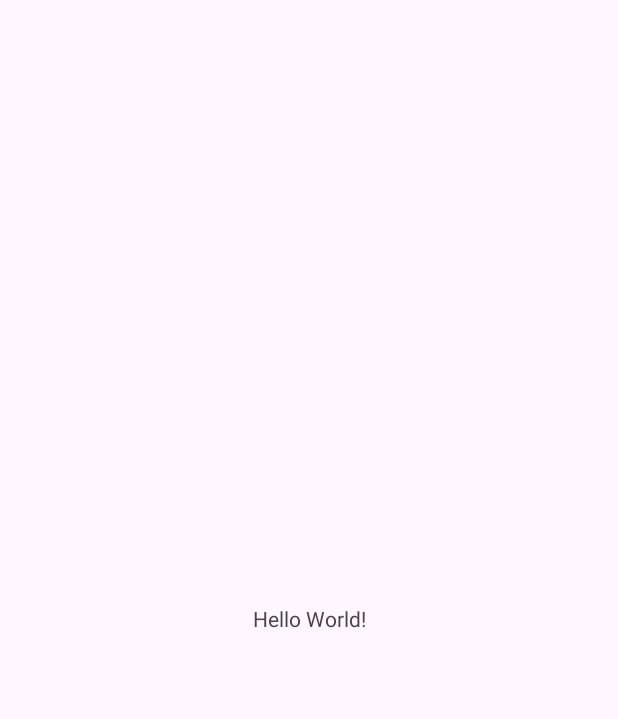
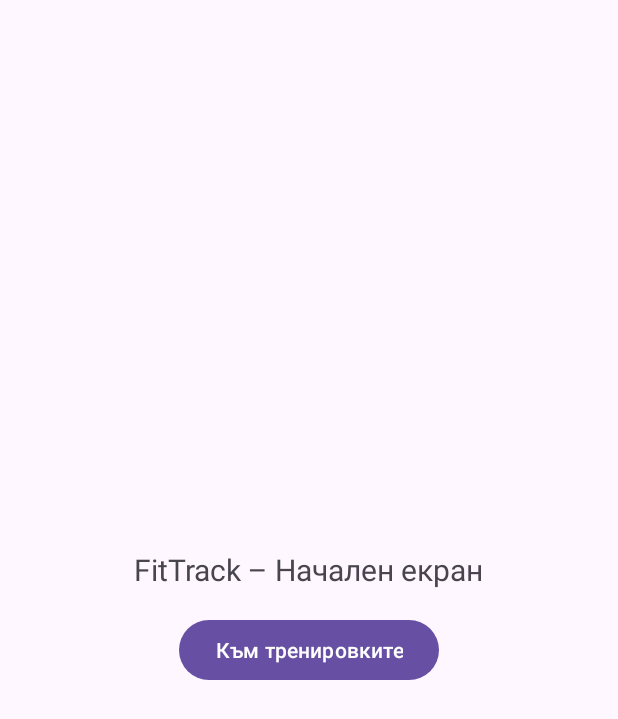
Before and after one commit to Nikolay014/MobileApps2025--2301321071-, an Android app: the screen it shows after launch (MainActivity), on a phone screen of 412 x 824 dp. Before the commit the part shown is almost empty. Shown: the top 719 px of the screen. Run offline under Robolectric (Android 15) with nearby library versions, the phone set to English and light mode, and no system bars.

Commit message:
add navigation graph with Dashboard and Workouts fragments

```diff
--- a/app/build.gradle.kts
+++ b/app/build.gradle.kts
@@ -45,4 +45,6 @@ dependencies {
     testImplementation(libs.junit)
     androidTestImplementation(libs.androidx.junit)
     androidTestImplementation(libs.androidx.espresso.core)
+    implementation("androidx.navigation:navigation-fragment-ktx:2.7.7")
+    implementation("androidx.navigation:navigation-ui-ktx:2.7.7")
 }
--- /dev/null
+++ b/app/src/main/java/com/example/fittrack/DashboardFragment.kt
@@ -0,0 +1,22 @@
+package com.example.fittrack
+
+import android.os.Bundle
+import android.view.View
+import android.widget.Button
+import androidx.fragment.app.Fragment
+import androidx.navigation.fragment.findNavController
+
+
+
+class DashboardFragment : Fragment(R.layout.fragment_dashboard) {
+
+    override fun onViewCreated(view: View, savedInstanceState: Bundle?) {
+        super.onViewCreated(view, savedInstanceState)
+
+        val btnGoWorkouts = view.findViewById<Button>(R.id.btnGoWorkouts)
+
+        btnGoWorkouts.setOnClickListener {
+            findNavController().navigate(R.id.workoutsFragment2)
+        }
+    }
+}
--- a/app/src/main/java/com/example/fittrack/MainActivity.kt
+++ b/app/src/main/java/com/example/fittrack/MainActivity.kt
@@ -1,20 +1,12 @@
 package com.example.fittrack
 
+import androidx.appcompat.app.AppCompatActivity
 import android.os.Bundle
-import androidx.activity.enableEdgeToEdge
-import androidx.appcompat.app.AppCompatActivity
-import androidx.core.view.ViewCompat
-import androidx.core.view.WindowInsetsCompat
 
 class MainActivity : AppCompatActivity() {
+
     override fun onCreate(savedInstanceState: Bundle?) {
         super.onCreate(savedInstanceState)
-        enableEdgeToEdge()
         setContentView(R.layout.activity_main)
-        ViewCompat.setOnApplyWindowInsetsListener(findViewById(R.id.main)) { v, insets ->
-            val systemBars = insets.getInsets(WindowInsetsCompat.Type.systemBars())
-            v.setPadding(systemBars.left, systemBars.top, systemBars.right, systemBars.bottom)
-            insets
-        }
     }
 }
--- /dev/null
+++ b/app/src/main/java/com/example/fittrack/WorkoutsFragment.kt
@@ -0,0 +1,5 @@
+package com.example.fittrack
+
+import androidx.fragment.app.Fragment
+
+class WorkoutsFragment : Fragment(R.layout.fragment_workouts)
--- a/app/src/main/res/layout/activity_main.xml
+++ b/app/src/main/res/layout/activity_main.xml
@@ -1,19 +1,16 @@
 <?xml version="1.0" encoding="utf-8"?>
-<androidx.constraintlayout.widget.ConstraintLayout xmlns:android="http://schemas.android.com/apk/res/android"
+<androidx.constraintlayout.widget.ConstraintLayout
+    xmlns:android="http://schemas.android.com/apk/res/android"
     xmlns:app="http://schemas.android.com/apk/res-auto"
-    xmlns:tools="http://schemas.android.com/tools"
-    android:id="@+id/main"
     android:layout_width="match_parent"
-    android:layout_height="match_parent"
-    tools:context=".MainActivity">
+    android:layout_height="match_parent">
 
-    <TextView
-        android:layout_width="wrap_content"
-        android:layout_height="wrap_content"
-        android:text="Hello World!"
-        app:layout_constraintBottom_toBottomOf="parent"
-        app:layout_constraintEnd_toEndOf="parent"
-        app:layout_constraintStart_toStartOf="parent"
-        app:layout_constraintTop_toTopOf="parent" />
+    <fragment
+        android:id="@+id/nav_host_fragment"
+        android:name="androidx.navigation.fragment.NavHostFragment"
+        android:layout_width="match_parent"
+        android:layout_height="match_parent"
+        app:defaultNavHost="true"
+        app:navGraph="@navigation/nav_graph" />
 
 </androidx.constraintlayout.widget.ConstraintLayout>
--- /dev/null
+++ b/app/src/main/res/layout/fragment_dashboard.xml
@@ -0,0 +1,22 @@
+<?xml version="1.0" encoding="utf-8"?>
+<LinearLayout xmlns:android="http://schemas.android.com/apk/res/android"
+    android:orientation="vertical"
+    android:gravity="center"
+    android:padding="24dp"
+    android:layout_width="match_parent"
+    android:layout_height="match_parent">
+
+    <TextView
+        android:id="@+id/tvTitle"
+        android:text="FitTrack – Начален екран"
+        android:textSize="20sp"
+        android:layout_width="wrap_content"
+        android:layout_height="wrap_content"/>
+
+    <Button
+        android:id="@+id/btnGoWorkouts"
+        android:layout_marginTop="16dp"
+        android:text="Към тренировките"
+        android:layout_width="wrap_content"
+        android:layout_height="wrap_content"/>
+</LinearLayout>
--- /dev/null
+++ b/app/src/main/res/layout/fragment_workouts.xml
@@ -0,0 +1,13 @@
+<?xml version="1.0" encoding="utf-8"?>
+<LinearLayout xmlns:android="http://schemas.android.com/apk/res/android"
+    android:orientation="vertical"
+    android:gravity="center"
+    android:layout_width="match_parent"
+    android:layout_height="match_parent">
+
+    <TextView
+        android:text="Тук ще са тренировките"
+        android:textSize="20sp"
+        android:layout_width="wrap_content"
+        android:layout_height="wrap_content"/>
+</LinearLayout>
--- /dev/null
+++ b/app/src/main/res/navigation/nav_graph.xml
@@ -0,0 +1,22 @@
+<?xml version="1.0" encoding="utf-8"?>
+<navigation xmlns:android="http://schemas.android.com/apk/res/android"
+    xmlns:app="http://schemas.android.com/apk/res-auto"
+    xmlns:tools="http://schemas.android.com/tools"
+    android:id="@+id/nav_graph"
+    app:startDestination="@id/dashboardFragment">
+
+    <fragment
+        android:id="@+id/dashboardFragment"
+        android:name="com.example.fittrack.DashboardFragment"
+        android:label="fragment_dashboard"
+        tools:layout="@layout/fragment_dashboard" >
+        <action
+            android:id="@+id/action_dashboardFragment_to_workoutsFragment2"
+            app:destination="@id/workoutsFragment2" />
+    </fragment>
+    <fragment
+        android:id="@+id/workoutsFragment2"
+        android:name="com.example.fittrack.WorkoutsFragment"
+        android:label="fragment_workouts"
+        tools:layout="@layout/fragment_workouts" />
+</navigation>
--- a/app/src/main/res/values/strings.xml
+++ b/app/src/main/res/values/strings.xml
@@ -1,3 +1,5 @@
 <resources>
     <string name="app_name">FitTrack</string>
+    <!-- TODO: Remove or change this placeholder text -->
+    <string name="hello_blank_fragment">Hello blank fragment</string>
 </resources>
```
